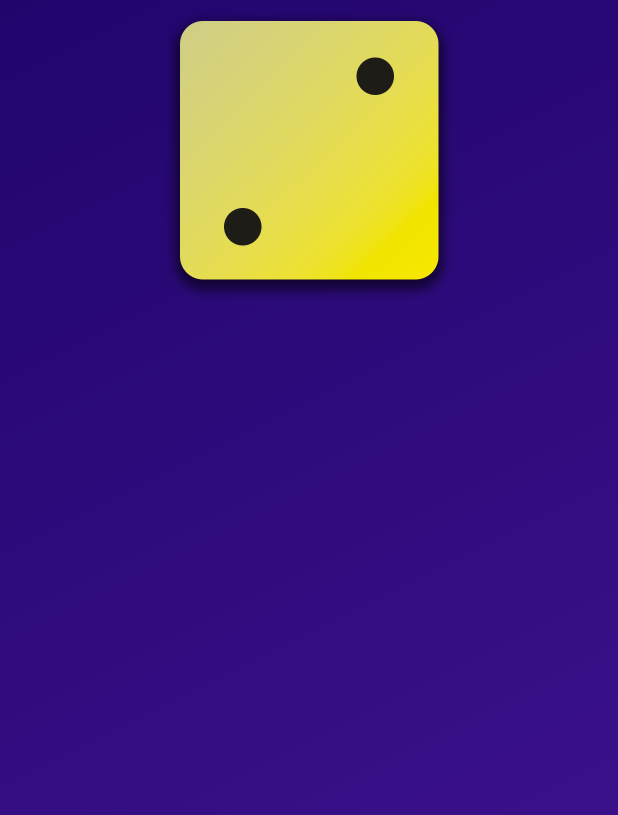
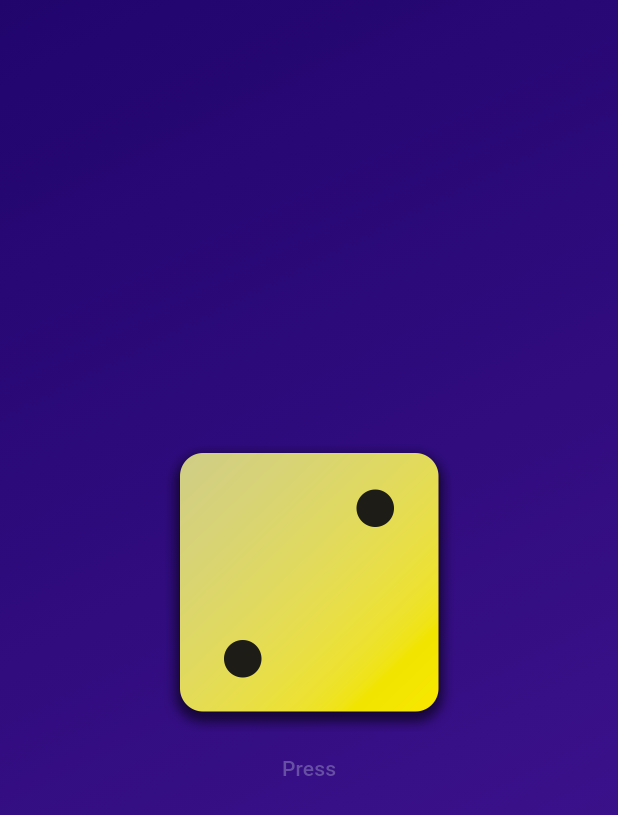
Before and after one commit to usamasohail24/roll-dice-app, a Flutter app: the screen it shows after launch, on a phone screen of 412 x 824 dp. Shown: the top 815 px of the screen. Run offline on Flutter 3.47's test engine with Material 3 defaults, Android fonts, the phone set to English and light mode, and no system bars.

Commit message:
some chnages

```diff
--- a/roll_dice_app/lib/gradient_container.dart
+++ b/roll_dice_app/lib/gradient_container.dart
@@ -26,10 +26,18 @@ class GradientContainer extends StatelessWidget
         ),
       child: Center(
         child: Column(
+          mainAxisAlignment: MainAxisAlignment.center,
           children: [
             Image.asset(
               'assets/images/dice-2.png',
               width: 200,
+            ),
+            TextButton(
+              onPressed: ()
+              {
+
+              },
+              child: const Text('Press'),
             ),
           ],
         ),
```
